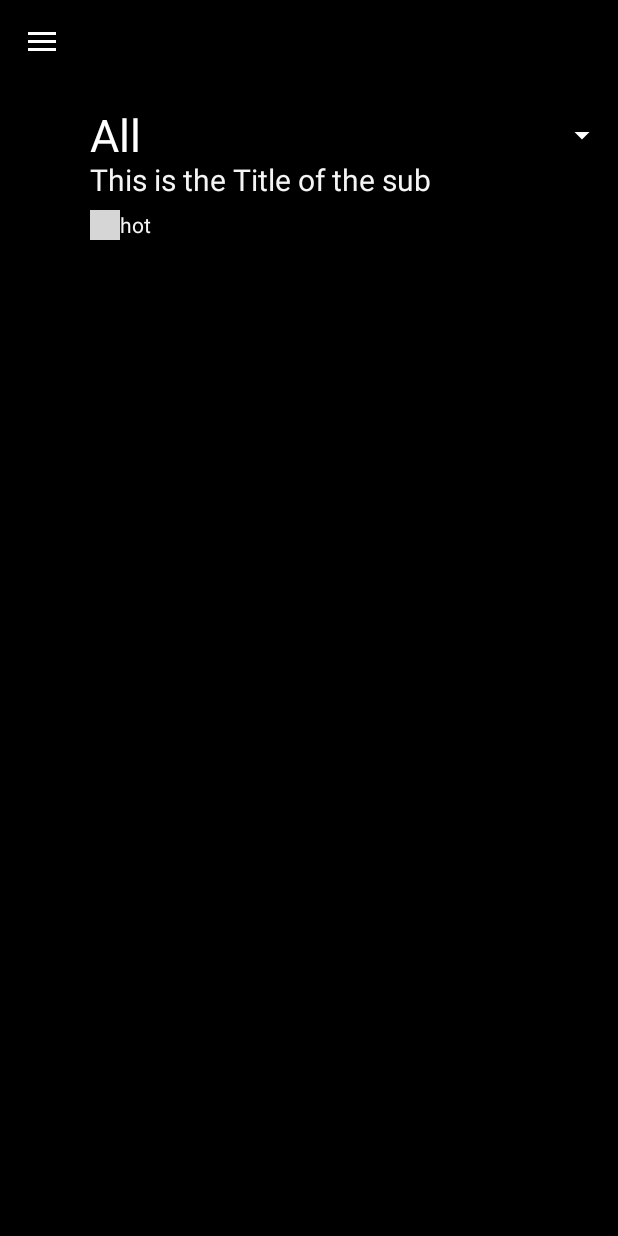
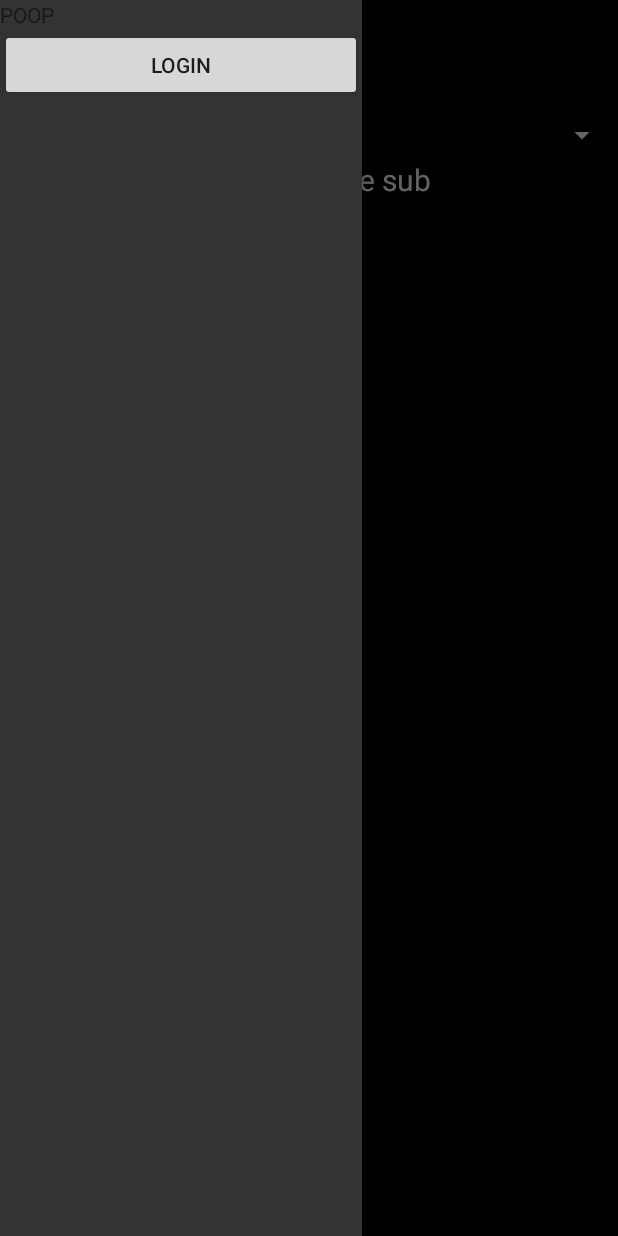
Before and after one commit to ryealb/test_platform, an Android app: the screen it shows after launch (MainActivity), after a tap on "Open navigation drawer", on a phone screen of 412 x 824 dp. Run offline under Robolectric (Android 15) with nearby library versions, the phone set to English and light mode, and no system bars; libraries missing offline, so code that uses them is left out: com.yalantis.ucrop; pictures from the network do not load; grey boxes are pictures that could not be loaded.

Commit message:
login menu

```diff
--- a/app/src/main/java/com/thingsandsuch/tester/MainActivity.java
+++ b/app/src/main/java/com/thingsandsuch/tester/MainActivity.java
@@ -44,9 +44,11 @@ import android.view.MenuItem;
 import android.view.ViewGroup;
 import android.view.WindowManager;
 import android.widget.Button;
+import android.widget.ExpandableListView;
 import android.widget.ImageButton;
 import android.widget.ImageView;
 import android.widget.LinearLayout;
+import android.widget.ListView;
 import android.widget.PopupWindow;
 import android.widget.RadioButton;
 import android.widget.RadioGroup;
@@ -158,8 +160,13 @@ implements NavigationView.OnNavigationItemSelectedListener{
         drawer.addDrawerListener(toggle);
         toggle.syncState();
 
-//        LinearLayout drawer_main = (LinearLayout) findViewById(R.id.drawer_main);
-//        drawer_main.setVisibility(View.GONE);
+        // login
+        Button btn_login = (Button) findViewById(R.id.btn_login);
+        btn_login.setOnClickListener(new Button.OnClickListener() {
+            public void onClick(View v) {
+                start_sign_in();
+            }
+        });
 
 //        // roll out menu action listener
 //        NavigationView navigationView = (NavigationView) findViewById(R.id.content_main);
@@ -326,8 +333,8 @@ implements NavigationView.OnNavigationItemSelectedListener{
             start_sign_in();
         }
 
-//        DrawerLayout drawer = (DrawerLayout) findViewById(R.id.drawer_layout);
-//        drawer.closeDrawer(GravityCompat.START);
+        DrawerLayout drawer = (DrawerLayout) findViewById(R.id.drawer_layout);
+        drawer.closeDrawer(GravityCompat.START);
         return true;
     }
 
@@ -809,8 +816,8 @@ implements NavigationView.OnNavigationItemSelectedListener{
                 runOnUiThread(new Runnable() {
                     @Override
                     public void run() {
-                        TextView txt_user_name = (TextView) findViewById(R.id.txt_user_name);
-                        txt_user_name.setText(current_user_name);
+                        Button btn_login = (Button) findViewById(R.id.btn_login);
+                        btn_login.setText(current_user_name);
                     }
                 });
 
--- a/app/src/main/res/layout/main_activity.xml
+++ b/app/src/main/res/layout/main_activity.xml
@@ -115,13 +115,33 @@
 
     </android.support.design.widget.CoordinatorLayout>
 
-    <!--<include layout="@layout/side_bar_header" />-->
 
-    <TextView
-        android:layout_width="wrap_content"
-        android:layout_height="match_parent"
-        android:id="@+id/drawer_main"
-        android:gravity="left"
-        android:text="THIS IS A TEST" />
+    <ScrollView
+        android:layout_width="241dp"
+        android:background="#333"
+        android:layout_gravity="start"
+        android:layout_height="match_parent">
+
+        <LinearLayout
+            android:orientation="vertical"
+            android:layout_width="match_parent"
+            android:layout_height="wrap_content">
+
+            <TextView
+                android:layout_width="wrap_content"
+                android:layout_height="wrap_content"
+                android:text="POOP"/>
+
+            <Button
+                android:id="@+id/btn_login"
+                android:text="@string/login_text"
+                android:layout_width="match_parent"
+                android:layout_height="wrap_content" />
+
+        </LinearLayout>
+
+    </ScrollView>
+
+
 
 </android.support.v4.widget.DrawerLayout>
--- a/app/src/main/res/layout/side_bar_header.xml
+++ b/app/src/main/res/layout/side_bar_header.xml
@@ -1,4 +1,5 @@
 <?xml version="1.0" encoding="utf-8"?>
+
 <LinearLayout xmlns:android="http://schemas.android.com/apk/res/android"
     xmlns:app="http://schemas.android.com/apk/res-auto"
     android:id="@+id/drawer_main"
```
